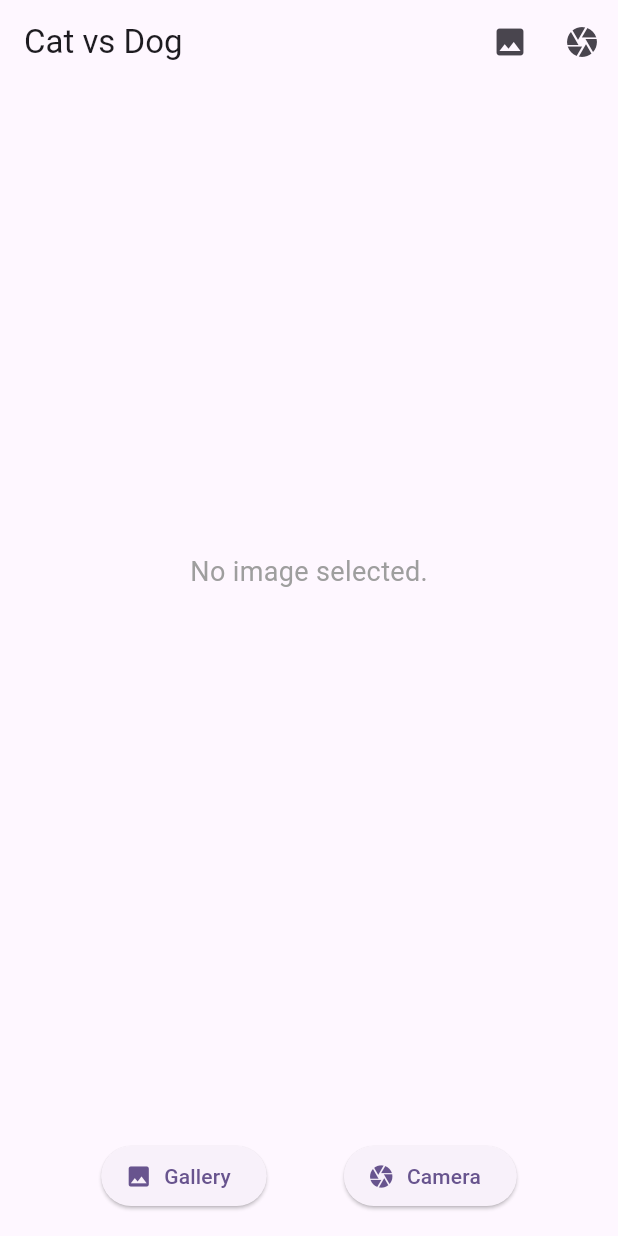
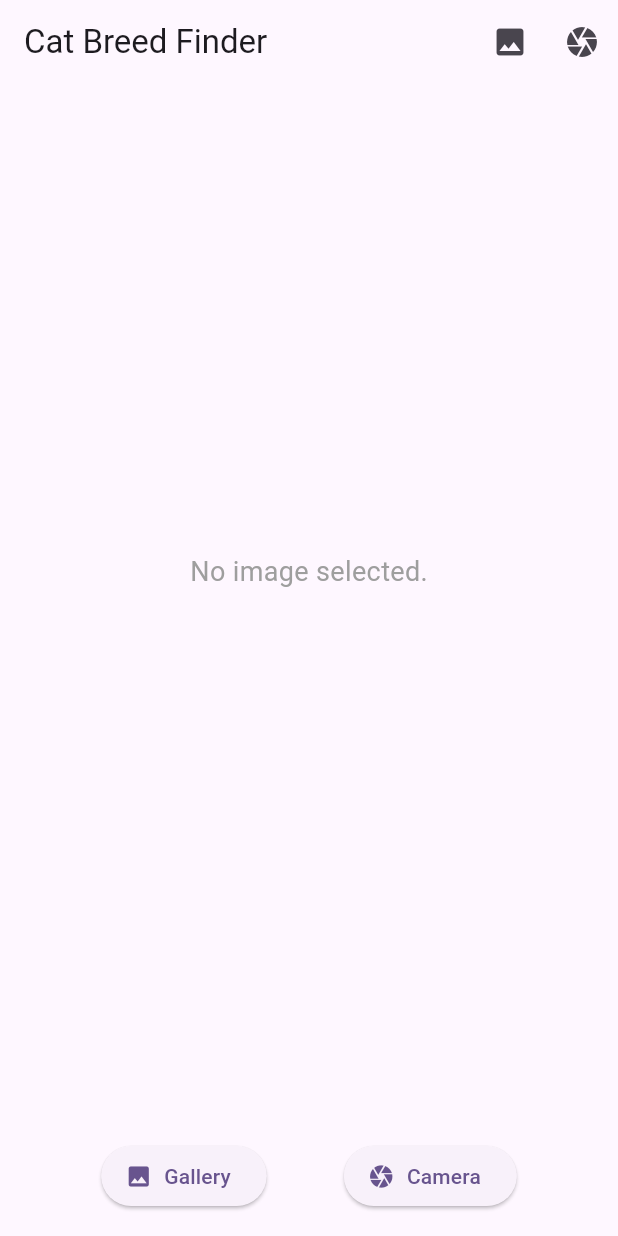
Before and after one commit to SubhasreeCodes/flutter_cat_breed_finder, a Flutter app: the screen it shows after launch, on a phone screen of 412 x 824 dp. Run offline on Flutter 3.47's test engine with Material 3 defaults, Android fonts, the phone set to English and light mode, and no system bars; our stand-ins replace image_picker; missing offline and left inert: flutter_tflite.

Commit message:
Update HomeScreen.dart

```diff
--- a/lib/screens/HomeScreen.dart
+++ b/lib/screens/HomeScreen.dart
@@ -88,7 +88,7 @@ class _HomeScreenState extends State<HomeScreen> {
   Widget build(BuildContext context) {
     return Scaffold(
       appBar: AppBar(
-        title: const Text("Cat vs Dog"),
+        title: const Text("Cat Breed Finder"),
         actions: [
           IconButton(
               icon: const Icon(Icons.photo),
```
